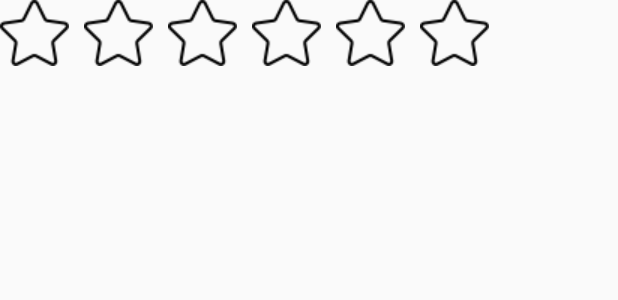
After one commit to GoodMemery/customViewCollections, an Android app: the layout activity_ratingbar.xml on its own in the app's theme, with its tools: preview values and no code run, on a phone screen of 412 x 824 dp. The commit adds this screen. Shown: the top 300 px of the screen. Run offline under Robolectric (Android 15) with nearby library versions, the phone set to English and light mode, and no system bars.

Commit message:
添加ratignbar

```diff
--- a/CustomViewWork/app/src/main/AndroidManifest.xml
+++ b/CustomViewWork/app/src/main/AndroidManifest.xml
@@ -22,6 +22,8 @@
 
         <activity android:name=".ui.WaveViewActivity"/>
 
+        <activity android:name=".ui.RatingBarActivity"/>
+
     </application>
 
 </manifest>
--- /dev/null
+++ b/CustomViewWork/app/src/main/java/com/mrl/custom/view/RatingBar.java
@@ -0,0 +1,97 @@
+package com.mrl.custom.view;
+
+import android.content.Context;
+import android.content.res.TypedArray;
+import android.graphics.Bitmap;
+import android.graphics.BitmapFactory;
+import android.graphics.Canvas;
+import android.util.AttributeSet;
+import android.view.MotionEvent;
+import android.view.View;
+
+import com.mrl.custom.R;
+
+public class RatingBar extends View {
+    private Bitmap mStarNormalBitmap, mStarFocusBitmap;
+    private int mGradeNumber = 5;
+    private int mCurrentGrade = 0;
+
+    public RatingBar(Context context) {
+        this(context, null);
+    }
+
+    public RatingBar(Context context, AttributeSet attrs) {
+        this(context, attrs, 0);
+    }
+
+    public RatingBar(Context context, AttributeSet attrs, int defStyleAttr) {
+        super(context, attrs, defStyleAttr);
+        TypedArray ta = context.obtainStyledAttributes(attrs, R.styleable.RatingBar);
+        int starNormalId = ta.getResourceId(R.styleable.RatingBar_starNormal, 0);
+        if (starNormalId == 0) {
+            throw new RuntimeException("请设置属性 starNormal ");
+        }
+        mStarNormalBitmap = BitmapFactory.decodeResource(getResources(), starNormalId);
+        int starFocusId = ta.getResourceId(R.styleable.RatingBar_starFocus, 0);
+        if (starFocusId == 0) {
+            throw new RuntimeException("请设置属性 starFocus ");
+        }
+        mStarFocusBitmap = BitmapFactory.decodeResource(getResources(), starFocusId);
+
+        mGradeNumber = ta.getInt(R.styleable.RatingBar_gradeNumber, mGradeNumber);
+        ta.recycle();
+    }
+
+    @Override
+    protected void onMeasure(int widthMeasureSpec, int heightMeasureSpec) {
+        super.onMeasure(widthMeasureSpec, heightMeasureSpec);
+        int height = mStarFocusBitmap.getHeight();
+        int width = (mStarFocusBitmap.getWidth() + getPaddingLeft()) * mGradeNumber;
+        setMeasuredDimension(width, height);
+    }
+
+    @Override
+    protected void onDraw(Canvas canvas) {
+        for (int i = 0; i < mGradeNumber; i++) {
+
+            //拿到每一个star 的左上角的坐标，画bitmap
+            int x = i * (mStarFocusBitmap.getWidth() + getPaddingLeft());
+            if (mCurrentGrade > i) {
+                canvas.drawBitmap(mStarFocusBitmap, x, 0, null);
+            } else {
+                canvas.drawBitmap(mStarNormalBitmap, x, 0, null);
+            }
+        }
+    }
+
+    @Override
+    public boolean onTouchEvent(MotionEvent event) {
+        switch (event.getAction()) {
+            //case MotionEvent.ACTION_DOWN:// 按下 尽量减少onDraw()的调用
+            case MotionEvent.ACTION_MOVE:
+                //case MotionEvent.ACTION_UP:// 抬起 尽量减少onDraw()的调用
+                //相对自身左上角的坐标
+                float x = event.getX();
+
+                //相对屏幕的左上角的坐标
+                float rawX = event.getRawX();
+
+                //获取当前的评分
+                int currentGrade = (int) (x / (mStarFocusBitmap.getWidth() + getPaddingLeft()) + 1);//当前评分
+                if (currentGrade < 0) {
+                    currentGrade = 0;
+                }
+                if (currentGrade > mGradeNumber) {
+                    currentGrade = mGradeNumber;
+                }
+                if (currentGrade == mCurrentGrade) {
+                    return true;//消费当前事件。减少invalidate
+                }
+                // 再去刷新显示
+                mCurrentGrade = currentGrade;
+                invalidate();
+                break;
+        }
+        return true;//消费当前事件
+    }
+}
--- /dev/null
+++ b/CustomViewWork/app/src/main/res/layout/activity_ratingbar.xml
@@ -0,0 +1,17 @@
+<?xml version="1.0" encoding="utf-8"?>
+<LinearLayout xmlns:android="http://schemas.android.com/apk/res/android"
+    xmlns:app="http://schemas.android.com/apk/res-auto"
+    android:layout_width="match_parent"
+    android:layout_height="match_parent">
+
+    <com.mrl.custom.view.RatingBar
+        android:layout_width="wrap_content"
+        android:layout_height="wrap_content"
+        android:paddingLeft="10dp"
+        app:gradeNumber="6"
+        app:starFocus="@mipmap/rating_press"
+        app:starNormal="@mipmap/rating_normal"
+
+        />
+
+</LinearLayout>
--- a/CustomViewWork/app/src/main/res/values/attr.xml
+++ b/CustomViewWork/app/src/main/res/values/attr.xml
@@ -12,4 +12,10 @@
         <attr name="roundViewPercent" format="float"/>
     </declare-styleable>
 
+    <declare-styleable name="RatingBar">
+        <attr name="starNormal" format="reference"/>
+        <attr name="starFocus" format="reference"/>
+        <attr name="gradeNumber" format="integer"/>
+    </declare-styleable>
+
 </resources>
```
Also changed, not shown: CustomViewWork/app/src/main/java/com/mrl/custom/ui/MainActivity.java (+9 -0 lines), CustomViewWork/app/src/main/java/com/mrl/custom/ui/RatingBarActivity.java (added, +16 -0 lines), CustomViewWork/app/src/main/res/layout/activity_main.xml (+12 -0 lines), CustomViewWork/app/src/main/res/mipmap-mdpi/rating_normal.png (added), CustomViewWork/app/src/main/res/mipmap-mdpi/rating_press.png (added).
